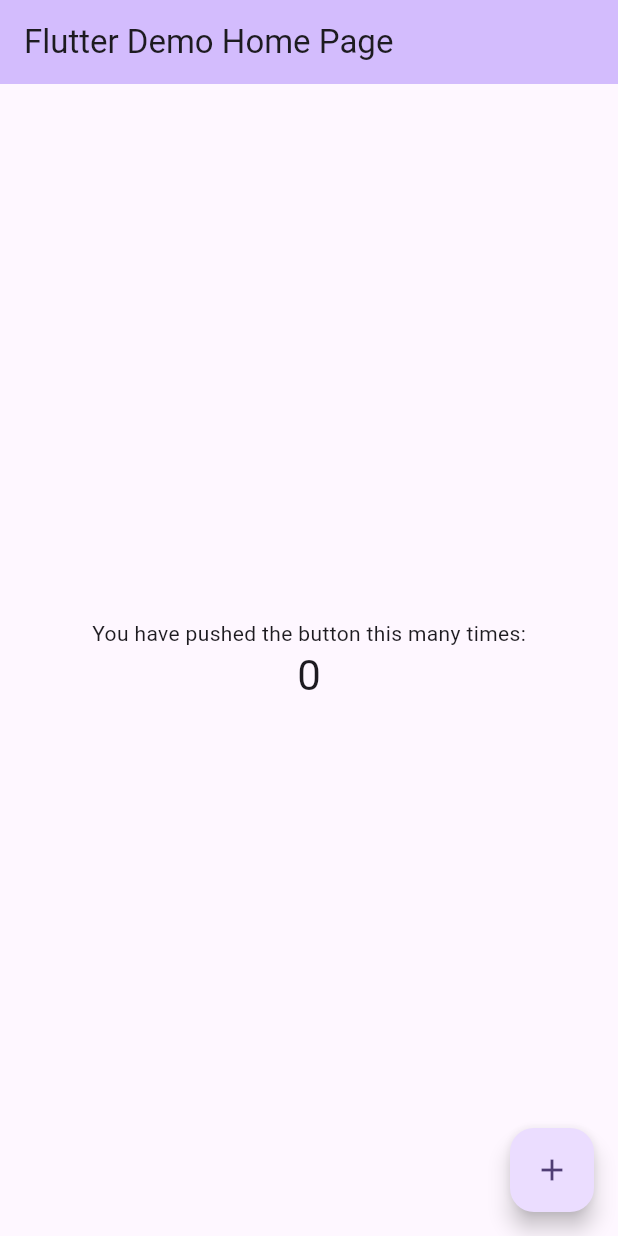
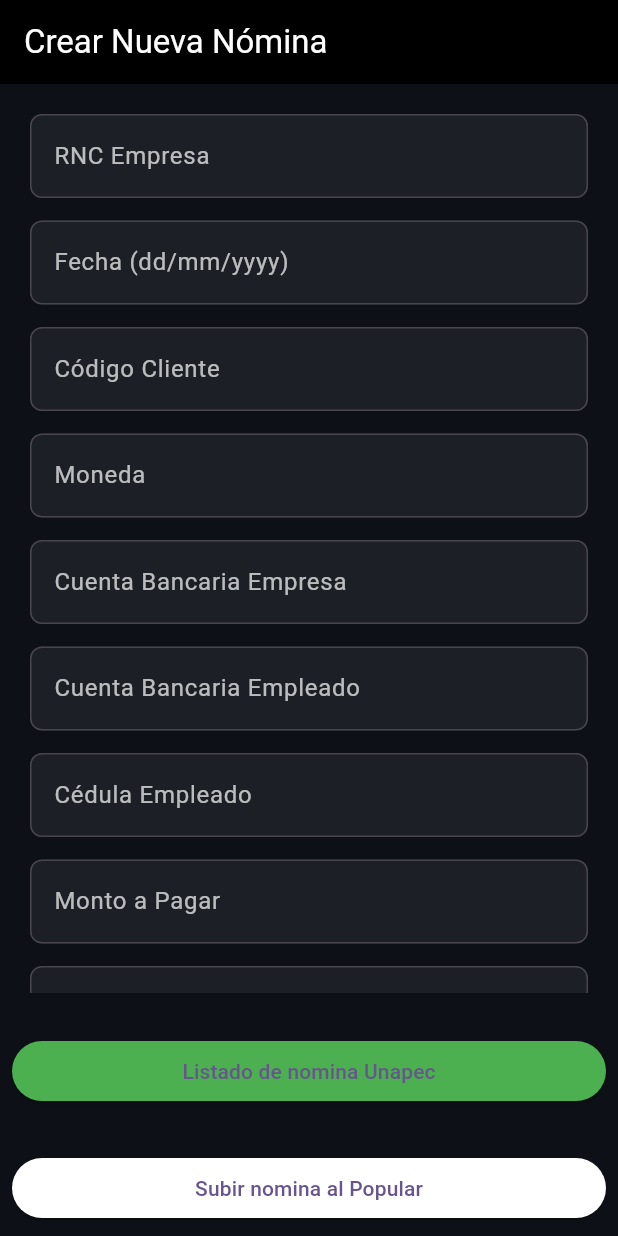
Before and after one commit to LiandraCede/unapec_push, a Flutter app: the screen it shows after launch, on a phone screen of 412 x 824 dp. Run offline on Flutter 3.47's test engine with Material 3 defaults, Android fonts, the phone set to English and light mode, and no system bars; our stand-ins replace cloud_firestore, firebase_core; missing offline and left inert: dart:html; accounts and stored records are empty.

Commit message:
codigo fuente

```diff
--- /dev/null
+++ b/lib/pantalla_crear_nomina.dart
@@ -0,0 +1,185 @@
+import 'package:flutter/material.dart';
+import 'package:cloud_firestore/cloud_firestore.dart';
+import 'package:unapec_push/pantalla_lista_nomina.dart';
+import 'package:unapec_push/pantalla_subir_nombila.dart';
+
+class CrearNominaScreen extends StatefulWidget {
+  @override
+  _CrearNominaScreenState createState() => _CrearNominaScreenState();
+}
+
+class _CrearNominaScreenState extends State<CrearNominaScreen> {
+  final _formKey = GlobalKey<FormState>();
+  final Map<String, TextEditingController> controllers = {
+    "rnc": TextEditingController(),
+    "fecha": TextEditingController(),
+    "codigoCliente": TextEditingController(),
+    "moneda": TextEditingController(),
+    "cuentaEmpresa": TextEditingController(),
+    "cuentaEmpleado": TextEditingController(),
+    "cedulaEmpleado": TextEditingController(),
+    "monto": TextEditingController(),
+    "referencia": TextEditingController(),
+  };
+
+  Future<void> guardarNomina() async {
+    if (_formKey.currentState!.validate()) {
+      final data = {
+        "rnc": controllers["rnc"]!.text,
+        "fecha": controllers["fecha"]!.text,
+        "codigoCliente": controllers["codigoCliente"]!.text,
+        "moneda": controllers["moneda"]!.text,
+        "cuentaEmpresa": controllers["cuentaEmpresa"]!.text,
+        "cuentaEmpleado": controllers["cuentaEmpleado"]!.text,
+        "cedulaEmpleado": controllers["cedulaEmpleado"]!.text,
+        "monto": controllers["monto"]!.text,
+        "referencia": controllers["referencia"]!.text,
+        "creado": FieldValue.serverTimestamp(),
+      };
+
+      await FirebaseFirestore.instance.collection('NominaUnapec').add(data);
+
+      ScaffoldMessenger.of(context).showSnackBar(
+        const SnackBar(content: Text('Nómina creada exitosamente')),
+      );
+
+      controllers.forEach((_, c) => c.clear());
+    }
+  }
+
+  @override
+  Widget build(BuildContext context) {
+    return Scaffold(
+      backgroundColor: const Color(0xFF0D1117),
+      appBar: AppBar(
+        title: const Text(
+          "Crear Nueva Nómina",
+          style: TextStyle(color: Colors.white),
+        ),
+        backgroundColor: Colors.black,
+      ),
+      body: Padding(
+        padding: const EdgeInsets.all(20.0),
+        child: Form(
+          key: _formKey,
+          child: Center(
+            child: SizedBox(
+              width: 600.0,
+              child: ListView(
+                children: [
+                  buildTextField("RNC Empresa", "rnc"),
+                  buildTextField("Fecha (dd/mm/yyyy)", "fecha", isDate: true),
+                  buildTextField("Código Cliente", "codigoCliente"),
+                  buildTextField("Moneda", "moneda"),
+                  buildTextField("Cuenta Bancaria Empresa", "cuentaEmpresa"),
+                  buildTextField("Cuenta Bancaria Empleado", "cuentaEmpleado"),
+                  buildTextField("Cédula Empleado", "cedulaEmpleado"),
+                  buildTextField("Monto a Pagar", "monto", keyboardType: TextInputType.number),
+                  buildTextField("Referencia", "referencia"),
+                  const SizedBox(height: 20),
+                  ElevatedButton(
+                    onPressed: guardarNomina,
+                    style: ElevatedButton.styleFrom(backgroundColor: Colors.green),
+                    child: const Text("Crear Nómina"),
+                  ),
+                ],
+              ),
+            ),
+          ),
+        ),
+      ),
+      bottomNavigationBar: Padding(
+        padding: const EdgeInsets.all(8.0),
+        child: Column(
+          mainAxisSize: MainAxisSize.min,
+          crossAxisAlignment: CrossAxisAlignment.stretch,
+          children: [
+            ElevatedButton(
+              onPressed: () {
+                Navigator.push(
+                  context,
+                  MaterialPageRoute(builder: (context) => ListaNominaScreen()),
+                );
+              },
+              style: ElevatedButton.styleFrom(backgroundColor: Colors.green),
+              child: const Text("Listado de nomina Unapec"),
+            ),
+            const SizedBox(height: 30),
+            ElevatedButton(
+              onPressed: () {
+                Navigator.push(
+                  context,
+                  MaterialPageRoute(builder: (context) => SubirNominaScreen()),
+                );
+              },
+              style: ElevatedButton.styleFrom(backgroundColor: Colors.white),
+              child: const Text("Subir nomina al Popular"),
+            )
+          ],
+        ),
+      ),
+    );
+  }
+
+  Widget buildTextField(String label, String key,
+      {bool isDate = false, TextInputType? keyboardType}) {
+    return Padding(
+      padding: const EdgeInsets.only(bottom: 15),
+      child: TextFormField(
+        controller: controllers[key],
+        keyboardType: keyboardType ??
+            (key == 'monto' || key == 'rnc' || key == 'cedulaEmpleado'
+                ? TextInputType.number
+                : TextInputType.text),
+        readOnly: isDate,
+        onTap: isDate
+            ? () async {
+          final picked = await showDatePicker(
+            context: context,
+            initialDate: DateTime.now(),
+            firstDate: DateTime(2000),
+            lastDate: DateTime(2100),
+          );
+          if (picked != null) {
+            controllers[key]!.text =
+            "${picked.day.toString().padLeft(2, '0')}/${picked.month.toString().padLeft(2, '0')}/${picked.year}";
+          }
+        }
+            : null,
+        style: const TextStyle(color: Colors.white),
+        decoration: InputDecoration(
+          labelText: label,
+          labelStyle: const TextStyle(color: Colors.white70),
+          filled: true,
+          fillColor: const Color(0xFF1C1F26),
+          border: OutlineInputBorder(borderRadius: BorderRadius.circular(8)),
+        ),
+        validator: (value) {
+          if (value == null || value.isEmpty) return 'Campo requerido';
+
+          if (key == 'rnc') {
+            final isValid = RegExp(r'^\d{9}$').hasMatch(value);
+            if (!isValid) return 'Debe tener exactamente 9 dígitos numéricos';
+          }
+
+          if (key == 'monto') {
+            final isValid = RegExp(r'^\d+(\.\d{1,2})?$').hasMatch(value);
+            if (!isValid) return 'Solo números, máximo 2 decimales';
+          }
+
+          if (key == 'cedulaEmpleado') {
+            final isValid = RegExp(r'^\d{11}$').hasMatch(value);
+            if (!isValid) return 'Debe tener exactamente 11 dígitos numéricos';
+          }
+
+          if (key == 'moneda') {
+            final isValid = RegExp(r'^[a-zA-Z]+$').hasMatch(value);
+            if (!isValid) return 'Solo letras (ej. DOP, USD)';
+          }
+
+          return null;
+        },
+      ),
+    );
+  }
+}
--- /dev/null
+++ b/lib/utils.dart
@@ -0,0 +1,8 @@
+import 'dart:io';
+
+class Utils {
+  Future<void> write() async {
+    File file = File('C:\\unapec\\nomina.txt');
+    await file.writeAsString('');
+  }
+}
--- a/pubspec.yaml
+++ b/pubspec.yaml
@@ -35,6 +35,9 @@ dependencies:
   # The following adds the Cupertino Icons font to your application.
   # Use with the CupertinoIcons class for iOS style icons.
   cupertino_icons: ^1.0.8
+  firebase_core: ^3.13.0
+  path_provider: ^2.1.5
+  cloud_firestore: ^5.6.7
 
 dev_dependencies:
   flutter_test:
```
Also changed, not shown: lib/main.dart (+16 -2 lines), lib/pantalla_lista_nomina.dart (added, +97 -0 lines), lib/pantalla_subir_nombila.dart (added, +113 -0 lines), pubspec.lock, 5 other files.
